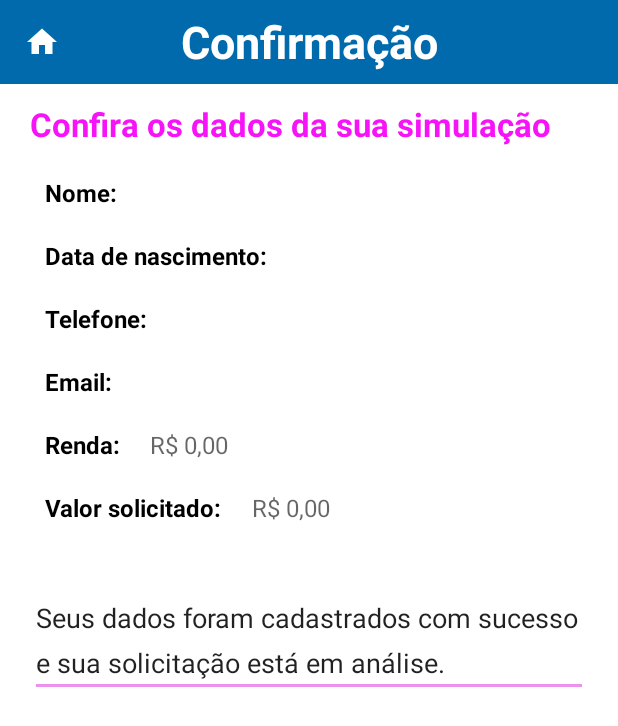
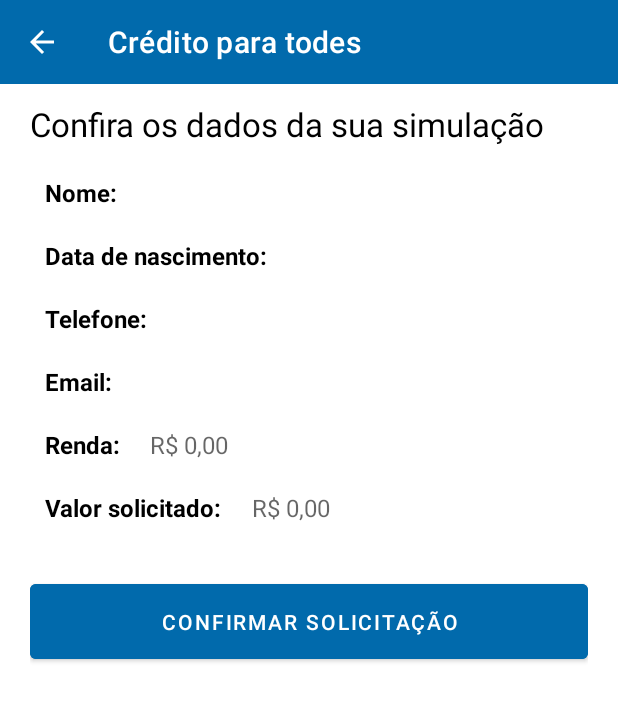
Before and after one commit to fabianafarias/credito-pra-todes, an Android app: the Activity4 screen opened directly, with no data from a screen before it, on a phone screen of 412 x 824 dp. Shown: the top 726 px of the screen. Run offline under Robolectric (Android 15) with nearby library versions, the phone set to English and light mode, and no system bars.

Commit message:
Fazendo melhorias no layout e adicionando uma Toolbar mais dinâmica.

```diff
--- a/app/build.gradle
+++ b/app/build.gradle
@@ -40,6 +40,7 @@ dependencies {
     implementation 'com.google.android.material:material:1.3.0'
     implementation 'androidx.constraintlayout:constraintlayout:2.0.4'
     implementation 'androidx.cardview:cardview:1.0.0'
+    implementation 'ru.egslava:MaskedEditText:1.0.5'
     testImplementation 'junit:junit:4.+'
     androidTestImplementation 'androidx.test.ext:junit:1.1.2'
     androidTestImplementation 'androidx.test.espresso:espresso-core:3.3.0'
--- a/app/src/main/java/com/fabianafarias/serasaproway/Activity2.kt
+++ b/app/src/main/java/com/fabianafarias/serasaproway/Activity2.kt
@@ -6,6 +6,7 @@ import android.os.Bundle
 import android.view.View
 import android.widget.AdapterView
 import android.widget.ListView
+import androidx.appcompat.widget.Toolbar
 
 
 class Activity2 : AppCompatActivity(), AdapterView.OnItemClickListener {
@@ -17,6 +18,11 @@ class Activity2 : AppCompatActivity(), AdapterView.OnItemClickListener {
     override fun onCreate(savedInstanceState: Bundle?) {
         super.onCreate(savedInstanceState)
         setContentView(R.layout.activity_2)
+
+        val toolbar = findViewById<Toolbar>(R.id.toolbar)
+        setSupportActionBar(toolbar)
+
+        supportActionBar?.setDisplayHomeAsUpEnabled(false)
 
         listView = findViewById(R.id.cardview_list_view)
         arrayList = ArrayList()
--- a/app/src/main/java/com/fabianafarias/serasaproway/Activity4.kt
+++ b/app/src/main/java/com/fabianafarias/serasaproway/Activity4.kt
@@ -1,14 +1,21 @@
 package com.fabianafarias.serasaproway
 
+import android.content.Intent
 import androidx.appcompat.app.AppCompatActivity
 import android.os.Bundle
 import android.widget.*
+import androidx.appcompat.widget.Toolbar
 
 class Activity4 : AppCompatActivity() {
 
     override fun onCreate(savedInstanceState: Bundle?) {
         super.onCreate(savedInstanceState)
         setContentView(R.layout.activity_4)
+
+        val toolbar = findViewById<Toolbar>(R.id.toolbar)
+        setSupportActionBar(toolbar)
+
+        supportActionBar?.setDisplayHomeAsUpEnabled(true)
 
         val value = intent.getStringExtra("Valor")
         val valueTextView: TextView = findViewById(R.id.tv_value_inserted)
@@ -18,9 +25,9 @@ class Activity4 : AppCompatActivity() {
         val rendaTextView: TextView = findViewById(R.id.tv_renda_iserted)
         rendaTextView.text = renda
 
-        val name = intent.getStringExtra("Nome")
+        val name2 = intent.getStringExtra("Nome")
         val nameTextView: TextView = findViewById(R.id.tv_name_inserted)
-        nameTextView.text = name
+        nameTextView.text = name2
 
         val birthDate = intent.getStringExtra("Data de Nascimento")
         val birthDateTextView: TextView = findViewById(R.id.tv_birth_date_inserted)
@@ -33,8 +40,14 @@ class Activity4 : AppCompatActivity() {
         val email = intent.getStringExtra("Email")
         val emailTextView: TextView = findViewById(R.id.tv_email_inserted)
         emailTextView.text = email
+
+        var btnConfirmation = findViewById<Button>(R.id.btn_confirmation)
+        btnConfirmation.setOnClickListener {
+
+            var intent = Intent(this, Activity5::class.java)
+            intent.putExtra("Nome2", name2)
+            startActivity(intent)
+        }
     }
 
-
-
 }
--- a/app/src/main/java/com/fabianafarias/serasaproway/MainActivity.kt
+++ b/app/src/main/java/com/fabianafarias/serasaproway/MainActivity.kt
@@ -10,6 +10,7 @@ class MainActivity : AppCompatActivity() {
         super.onCreate(savedInstanceState)
         setContentView(R.layout.activity_main)
 
+
         val startButton = findViewById<TextView>(R.id.tv_start)
         startButton.setOnClickListener {
             val intent = Intent(this, Activity2::class.java)
--- /dev/null
+++ b/app/src/main/res/drawable/ic_baseline_arrow_back_24.xml
@@ -0,0 +1,5 @@
+<vector android:height="24dp" android:tint="#FFFFFF"
+    android:viewportHeight="24" android:viewportWidth="24"
+    android:width="24dp" xmlns:android="http://schemas.android.com/apk/res/android">
+    <path android:fillColor="@android:color/white" android:pathData="M20,11H7.83l5.59,-5.59L12,4l-8,8 8,8 1.41,-1.41L7.83,13H20v-2z"/>
+</vector>
--- a/app/src/main/res/layout/activity_4.xml
+++ b/app/src/main/res/layout/activity_4.xml
@@ -7,32 +7,7 @@
     android:orientation="vertical"
     tools:context=".Activity4">
 
-    <androidx.appcompat.widget.Toolbar
-        android:id="@+id/toolbar"
-        android:layout_width="match_parent"
-        android:layout_height="wrap_content"
-        android:background="?attr/colorPrimary"
-        android:minHeight="?attr/actionBarSize"
-        android:theme="?attr/actionBarTheme" >
-
-        <ImageView
-            android:id="@+id/iv_home_icon"
-            android:layout_width="wrap_content"
-            android:layout_height="wrap_content"
-            android:src="@drawable/home_toolbar_icon" />
-
-        <TextView
-            android:id="@+id/tv_toolbar_name"
-            android:layout_width="wrap_content"
-            android:layout_height="wrap_content"
-            android:text="@string/confirmacao"
-            android:textColor="@color/white"
-            android:textSize="30sp"
-            android:textStyle="bold"
-            android:layout_gravity="center" />
-
-    </androidx.appcompat.widget.Toolbar>
-
+    <include layout="@layout/toolbar" />
 
     <LinearLayout
         android:id="@+id/ll_confirmacao"
@@ -48,9 +23,8 @@
             android:layout_width="match_parent"
             android:layout_height="wrap_content"
             android:textSize="22sp"
-            android:textStyle="bold"
             android:paddingBottom="10dp"
-            android:textColor="@color/pink_500"
+            android:textColor="@color/black"
             android:text="@string/confirmation_text_title" />
 
         <LinearLayout
@@ -214,18 +188,17 @@
 
     </LinearLayout>
 
-        <EditText
-            android:id="@+id/editTextTextMultiLine"
+        <Button
+            android:id="@+id/btn_confirmation"
             android:layout_width="match_parent"
             android:layout_height="wrap_content"
-            android:layout_marginTop="30dp"
-            android:layout_alignParentBottom="true"
-            android:layout_centerHorizontal="true"
-            android:lineHeight="30dp"
-            android:text="@string/multiline_text"
-            android:ems="10"
-            android:gravity="start|top"
-            android:inputType="textMultiLine" />
+            android:layout_marginTop="24dp"
+            android:padding="15dp"
+            android:layout_gravity="center"
+            android:text="@string/confirmar_solicitao"
+            android:backgroundTint="@color/blue_200" />
+
+
 
     </LinearLayout>
 
--- a/app/src/main/res/layout/activity_main.xml
+++ b/app/src/main/res/layout/activity_main.xml
@@ -10,9 +10,9 @@
 
     <ImageView
         android:id="@+id/iv_welcome_image"
-        android:layout_width="wrap_content"
+        android:layout_width="match_parent"
         android:layout_height="280dp"
-        android:layout_marginTop="60dp"
+        android:layout_margin="60dp"
         android:foregroundGravity="center"
         android:src="@drawable/people"
         app:layout_constraintTop_toTopOf="parent"
--- /dev/null
+++ b/app/src/main/res/layout/toolbar.xml
@@ -0,0 +1,12 @@
+<?xml version="1.0" encoding="utf-8"?>
+<androidx.appcompat.widget.Toolbar xmlns:android="http://schemas.android.com/apk/res/android"
+    xmlns:app="http://schemas.android.com/apk/res-auto"
+    android:id="@+id/toolbar"
+    android:layout_width="match_parent"
+    android:layout_height="wrap_content"
+    android:background="@color/blue_200"
+    app:title="@string/app_name"
+    app:titleTextColor="@color/white"
+    app:navigationIcon="@drawable/ic_baseline_arrow_back_24" >
+
+</androidx.appcompat.widget.Toolbar>
--- a/app/src/main/res/values/colors.xml
+++ b/app/src/main/res/values/colors.xml
@@ -6,4 +6,5 @@
     <color name="blue_500">#244588</color>
     <color name="black">#FF000000</color>
     <color name="white">#FFFFFFFF</color>
+    <color name="grey">#A19F9F</color>
 </resources>
--- a/app/src/main/res/values/strings.xml
+++ b/app/src/main/res/values/strings.xml
@@ -9,7 +9,7 @@
     <string name="form_text">Precisamos de alguns dados para gerar sua oferta:</string>
     <string name="valor_emprestimo">Qual é o valor que  você precisa?</string>
     <string name="renda_mensal">Renda mensal comprovada</string>
-    <string name="nome_completo">Nome completo (como no seu documento)</string>
+    <string name="nome_completo">Nome completo</string>
     <string name="situacao_profissional">Situação profissional</string>
     <string name="esta_negativado">Está negativado?</string>
     <string name="motivo_emprestimo">Motivo de empréstimo</string>
@@ -44,6 +44,10 @@
     <string name="telefone_cadastrado">Telefone cadstarado</string>
     <string name="tv_email_confirmation">Email:</string>
     <string name="multiline_text">Seus dados foram cadastrados com sucesso e sua solicitação está em análise. </string>
+    <string name="insira_seu_email">seumail@email.com</string>
+    <string name="confirmar_solicitao">Confirmar solicitação</string>
+    <string name="final_message">Sua solicitação foi realizada com sucesso e está em análise.</string>
+    <string name="final_message_name">Name,</string>
 
 
 </resources>
--- a/build.gradle
+++ b/build.gradle
@@ -18,6 +18,9 @@ allprojects {
     repositories {
         google()
         mavenCentral()
+        maven {
+            url "https://jitpack.io"
+        }
         jcenter() // Warning: this repository is going to shut down soon
     }
 }
--- a/gradle.properties
+++ b/gradle.properties
@@ -10,7 +10,9 @@
 # This option should only be used with decoupled projects. More details, visit
 # http://www.gradle.org/docs/current/userguide/multi_project_builds.html#sec:decoupled_projects
 # org.gradle.parallel=true
-#Mon Jun 14 19:28:48 BRT 2021
+#Sun Jun 20 20:37:07 BRT 2021
 kotlin.code.style=official
-org.gradle.jvmargs=-Xmx1024M -Dkotlin.daemon.jvm.options\="-Xmx1024M" -Dfile.encoding\=UTF-8
+org.gradle.jvmargs=-Xmx2048M -Dkotlin.daemon.jvm.options\="-Xmx2048M" -Dfile.encoding\=UTF-8
 android.useAndroidX=true
+android.enableJetifier=true
+org.gradle.daemon=true
```
Also changed, not shown: app/src/main/AndroidManifest.xml (+5 -2 lines), app/src/main/java/com/fabianafarias/serasaproway/Activity3.kt (+17 -26 lines), app/src/main/java/com/fabianafarias/serasaproway/Activity5.kt (added, +13 -0 lines), app/src/main/res/drawable/background.xml (added, +8 -0 lines), app/src/main/res/drawable/ic_hourglass_top_black_24dp.xml (added, +9 -0 lines), app/src/main/res/layout/activity_2.xml (+3 -28 lines), app/src/main/res/layout/activity_3.xml (+55 -66 lines), app/src/main/res/layout/activity_5.xml (added, +40 -0 lines).
